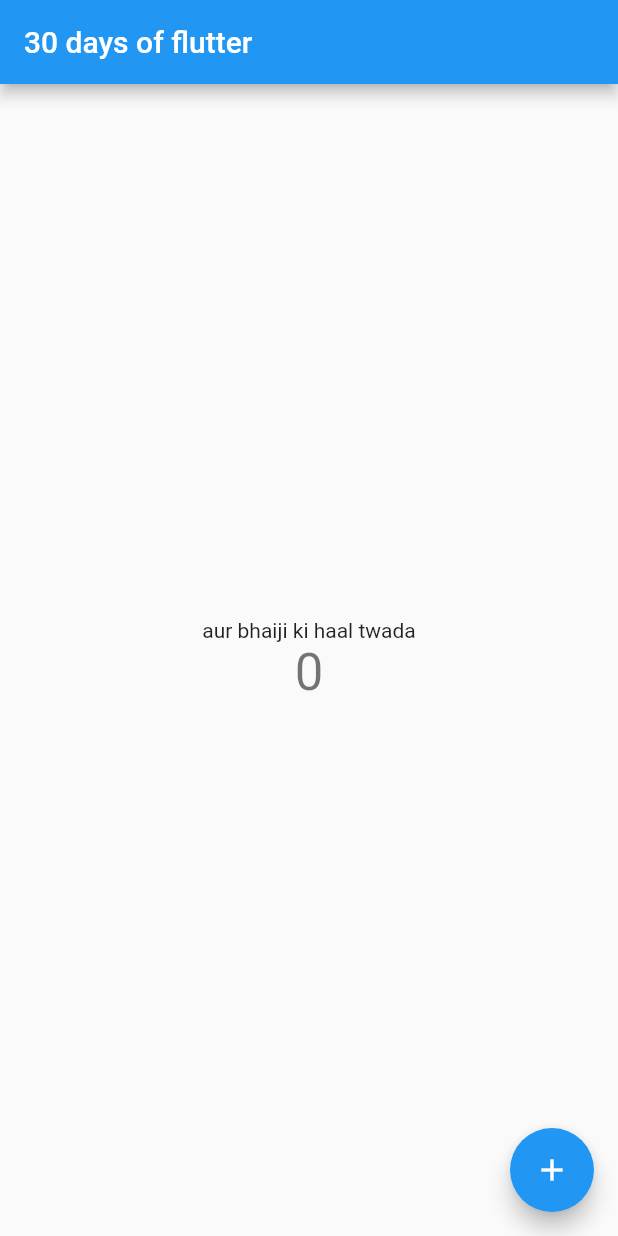
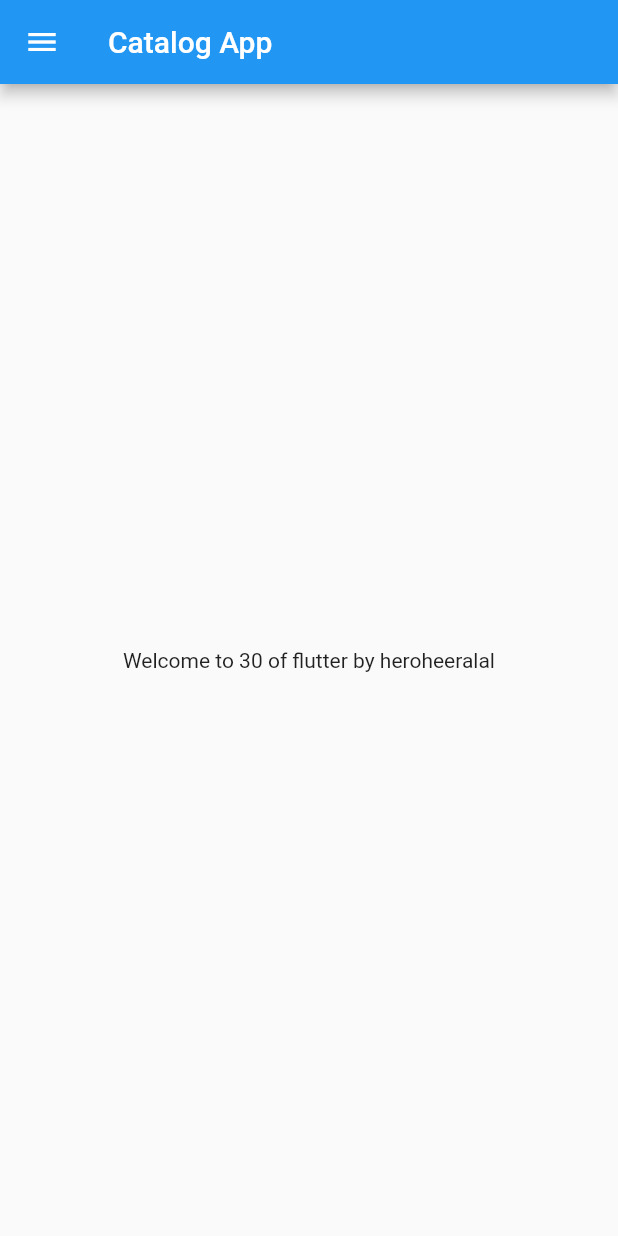
Before and after one commit to Jayaldhruv/flutterpractice, a Flutter app: the screen it shows after launch, on a phone screen of 412 x 824 dp. Run offline on Flutter 3.47's test engine with Material 2 defaults, Android fonts, the phone set to English and light mode, and no system bars.

Commit message:
day 2 completed

```diff
--- /dev/null
+++ b/lib/home_page.dart
@@ -0,0 +1,22 @@
+import 'package:flutter/material.dart';
+
+class Homepage extends StatelessWidget {
+  const Homepage({super.key});
+
+  @override
+  Widget build(BuildContext context) {
+    const int days = 30;
+    const String name = "heroheeralal";
+    return Scaffold(
+      appBar: AppBar(
+        title: Text("Catalog App"),
+      ),
+      body: Center(
+        child: Container(
+          child: Text("Welcome to $days of flutter by $name"),
+        ),
+      ),
+      drawer: Drawer(),
+    );
+  }
+}
--- a/lib/main.dart
+++ b/lib/main.dart
@@ -1,4 +1,5 @@
 import 'package:flutter/material.dart';
+import 'package:flutter_application_1/home_page.dart';
 
 void main() {
   runApp(const MyApp());
@@ -10,12 +11,8 @@ class MyApp extends StatelessWidget {
   // This widget is the root of your application.
   @override
   Widget build(BuildContext context) {
-    return MaterialApp(
-      title: 'Flutter Demo',
-      theme: ThemeData(
-        primarySwatch: Colors.blue,
-      ),
-      home: const MyHomePage(title: '30 days of flutter '),
+    return const MaterialApp(
+      home: Homepage(),
     );
   }
 }
@@ -40,21 +37,11 @@ class _MyHomePageState extends State<MyHomePage> {
 
   @override
   Widget build(BuildContext context) {
-    // This method is rerun every time setState is called, for instance as done
-    // by the _incrementCounter method above.
-    //
-    // The Flutter framework has been optimized to make rerunning build methods
-    // fast, so that you can just rebuild anything that needs updating rather
-    // than having to individually change instances of widgets.
     return Scaffold(
       appBar: AppBar(
-        // Here we take the value from the MyHomePage object that was created by
-        // the App.build method, and use it to set our appbar title.
         title: Text(widget.title),
       ),
       body: Center(
-        // Center is a layout widget. It takes a single child and positions it
-        // in the middle of the parent.
         child: Column(
           mainAxisAlignment: MainAxisAlignment.center,
           children: <Widget>[
```
